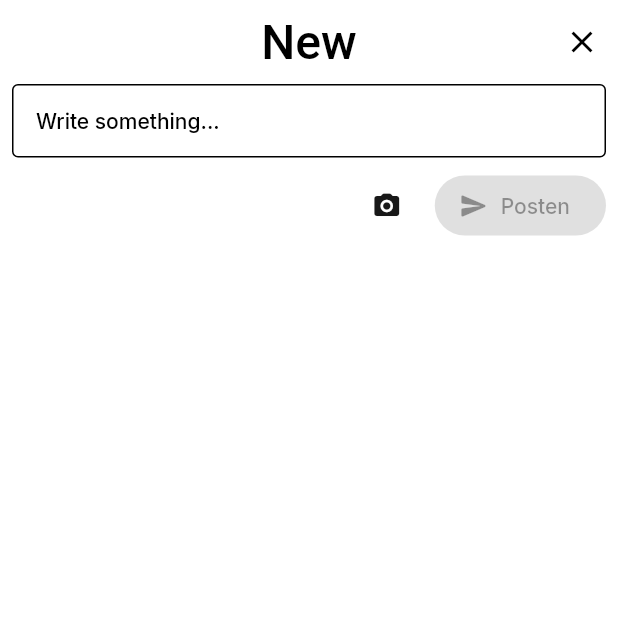
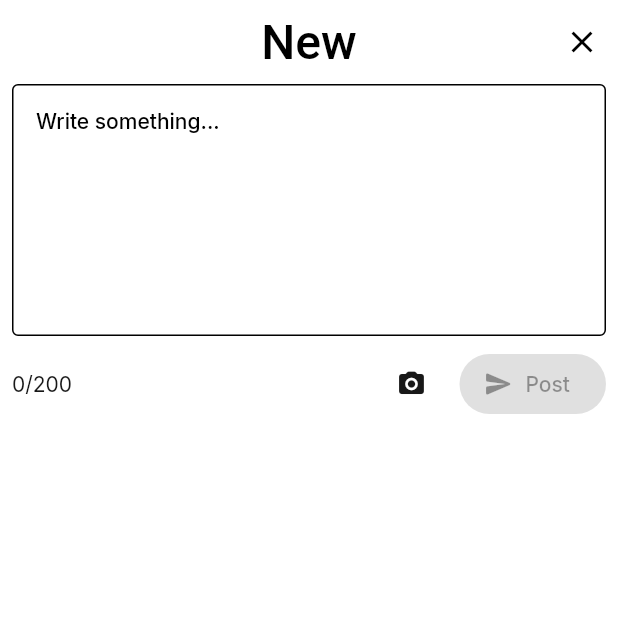
Before and after one commit to diver-company/diver, a Flutter app: the NewPost screen opened directly, on a phone screen of 412 x 824 dp, the top half of it. Run offline on Flutter 3.47's test engine with Material 2 defaults, Android fonts, the phone set to English and light mode, and no system bars; drawn by our look-alikes of reactive_forms; our stand-ins replace auto_route, envied, google_fonts, shared_preferences, supabase_flutter; accounts and stored records are empty; generated files the repository leaves out were written again.

Commit message:
DIV-5 implemented adding anonymous post functionality

```diff
--- a/diver-app/lib/l10n/intl_de.arb
+++ b/diver-app/lib/l10n/intl_de.arb
@@ -19,6 +19,8 @@
   "navigationChat": "Chat",
   "navigationSettings": "Einstellungen",
   "navigationCommunities": "Communities",
+  "newPostHintText": "Schreibe etwas Einzigartiges...",
+  "newPostEnterSomething": "Gib etwas ein, um posten zu können.",
 
   "errorInvalidEmail": "Bitte trage eine gültige E-Mail ein.",
   "errorEmptyRequiredField": "Dieses Feld darf nicht leer sein.",
@@ -30,5 +32,6 @@
 
   "btn_getStarted": "Loslegen",
   "btn_signIn": "Anmelden",
-  "btn_register": "Registrieren"
+  "btn_register": "Registrieren",
+  "btn_post": "Posten"
 }
--- a/diver-app/lib/l10n/intl_en.arb
+++ b/diver-app/lib/l10n/intl_en.arb
@@ -19,6 +19,8 @@
   "navigationChat": "Chat",
   "navigationSettings": "Settings",
   "navigationCommunities": "Communities",
+  "newPostHintText": "Write something...",
+  "newPostEnterSomething": "Enter something to be able to post.",
 
   "errorInvalidEmail": "Please fill in a valid email.",
   "errorEmptyRequiredField": "This field must not be empty.",
@@ -30,5 +32,6 @@
 
   "btn_getStarted": "Get started",
   "btn_signIn": "Sign in",
-  "btn_register": "Register"
+  "btn_register": "Register",
+  "btn_post": "Post"
 }
--- a/diver-app/lib/screens/feed/feed.dart
+++ b/diver-app/lib/screens/feed/feed.dart
@@ -44,6 +44,10 @@ class _FeedScreenState extends State<FeedScreen> {
   }
 
   Future<void> _refreshPosts() async {
+    setState(() {
+      posts = [];
+    });
+
     final newPosts = await PostModel.getAll();
 
     setState(() {
--- a/diver-app/lib/screens/posts/new_post.dart
+++ b/diver-app/lib/screens/posts/new_post.dart
@@ -1,7 +1,10 @@
+import 'package:auto_route/auto_route.dart';
+import 'package:diver/core/supabase/supabase.dart';
 import 'package:diver/utils/utils.dart';
 import 'package:flutter/material.dart';
 import 'package:google_fonts/google_fonts.dart';
 import 'package:reactive_forms/reactive_forms.dart';
+import 'package:diver/generated/l10n.dart';
 
 class NewPost extends StatefulWidget {
   const NewPost({super.key});
@@ -11,9 +14,34 @@ class NewPost extends StatefulWidget {
 }
 
 class _NewPostState extends State<NewPost> {
+  bool _submitted = false;
   final _form = fb.group({
-    'postText': ['', Validators.required]
+    'postText': ['', Validators.required, Validators.maxLength(200)]
   });
+
+  Future<void> _createPost(BuildContext context) async {
+    setState(() {
+      _submitted = true;
+    });
+
+    try {
+      final text = _form.value['postText'];
+
+      await supabase
+          .from('posts')
+          .insert({'text': text, 'creator': supabase.auth.currentUser!.id});
+
+      if (context.mounted) {
+        AutoRouter.of(context).pop();
+      }
+    } catch (e) {
+      print(e);
+    } finally {
+      setState(() {
+        _submitted = false;
+      });
+    }
+  }
 
   @override
   Widget build(BuildContext context) {
@@ -34,44 +62,60 @@ class _NewPostState extends State<NewPost> {
       body: SafeArea(
         child: Padding(
           padding: const EdgeInsets.symmetric(horizontal: 8.0),
+          child: SingleChildScrollView(
             child: ReactiveForm(
               formGroup: _form,
               child: Column(
                 children: [
                   ReactiveTextField(
                     validationMessages: {
-                    'required': (error) => 'Enter something to be able to post.'
+                      'required': (error) => S.of(context).newPostEnterSomething
                     },
                     formControlName: 'postText',
-                  maxLines: null,
+                    maxLines: 8,
                     keyboardType: TextInputType.multiline,
                     decoration: InputDecoration(
                       border: OutlineInputBorder(
                           borderSide: themeBasedBorderSide(context)),
-                    hintText: "Write something...",
+                      hintText: S.of(context).newPostHintText,
                     ),
                   ),
                   const SizedBox(height: 8),
                   Row(
                     mainAxisAlignment: MainAxisAlignment.end,
+                    crossAxisAlignment: CrossAxisAlignment.center,
                     children: [
+                      ReactiveFormConsumer(
+                          builder: (context, formGroup, child) {
+                            final str = formGroup.value['postText'] as String;
+                            return Text("${str.length}/200");
+                          },
+                      ),
+                      Expanded(child: Container()),
                       IconButton(
                         onPressed: () {},
                         icon: const Icon(Icons.camera_alt_rounded, size: 20.0),
                       ),
                       const SizedBox(width: 8),
-                    ReactiveFormConsumer(
-                        builder: (context, form, child) {
+                      ReactiveFormConsumer(builder: (context, form, child) {
                         return FilledButton.icon(
-                            onPressed: form.invalid ? null : () {},
-                            icon: const Icon(
+                          onPressed: form.invalid || _submitted
+                              ? null
+                              : () => _createPost(context),
+                          icon: _submitted
+                              ? const SizedBox(
+                                  width: 16,
+                                  height: 16,
+                                  child: CircularProgressIndicator(
+                                      color: Colors.white, strokeWidth: 3),
+                                )
+                              : const Icon(
                                   Icons.send_rounded,
                                   size: 20.0,
                                 ),
-                            label: const Text("Posten"),
+                          label: Text(S.of(context).btn_post),
                         );
-                        }
-                    ),
+                      }),
                     ],
                   )
                 ],
@@ -79,6 +123,7 @@ class _NewPostState extends State<NewPost> {
             ),
           ),
         ),
+      ),
     );
   }
 }
```
Also changed, not shown: diver-app/lib/models/post.model.dart (+12 -8 lines), diver-app/lib/screens/feed/feed_item.dart (+54 -12 lines), diver-app/lib/generated/intl/messages_de.dart, diver-app/lib/generated/intl/messages_en.dart, diver-app/lib/generated/l10n.dart. Lines whose indentation alone changed are shown as unchanged.
